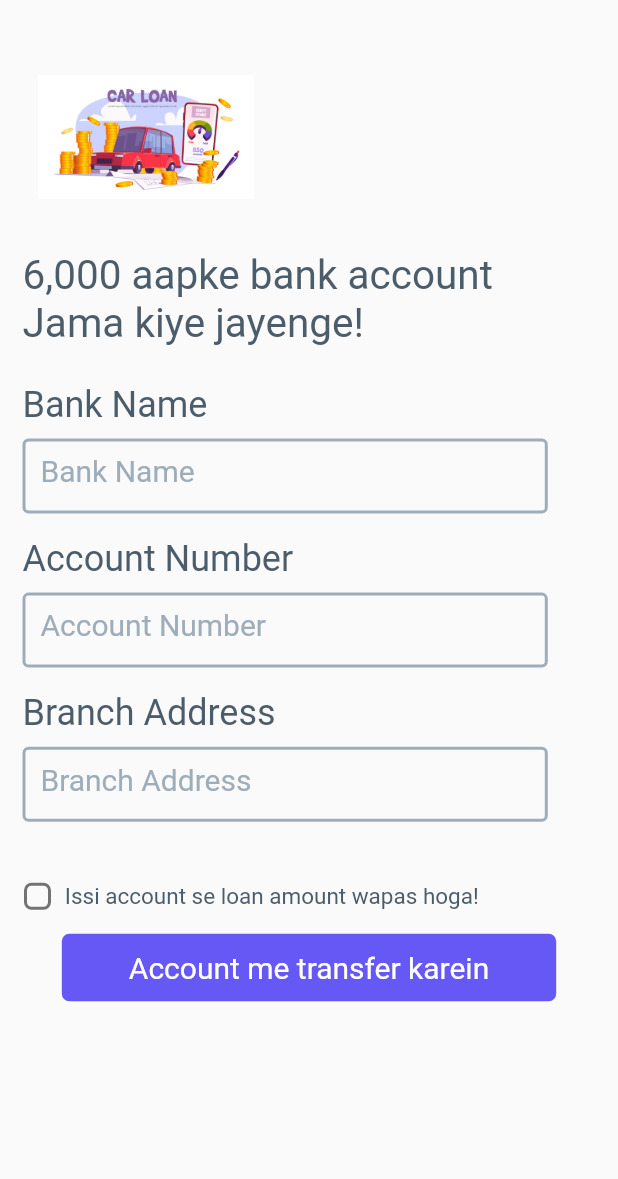
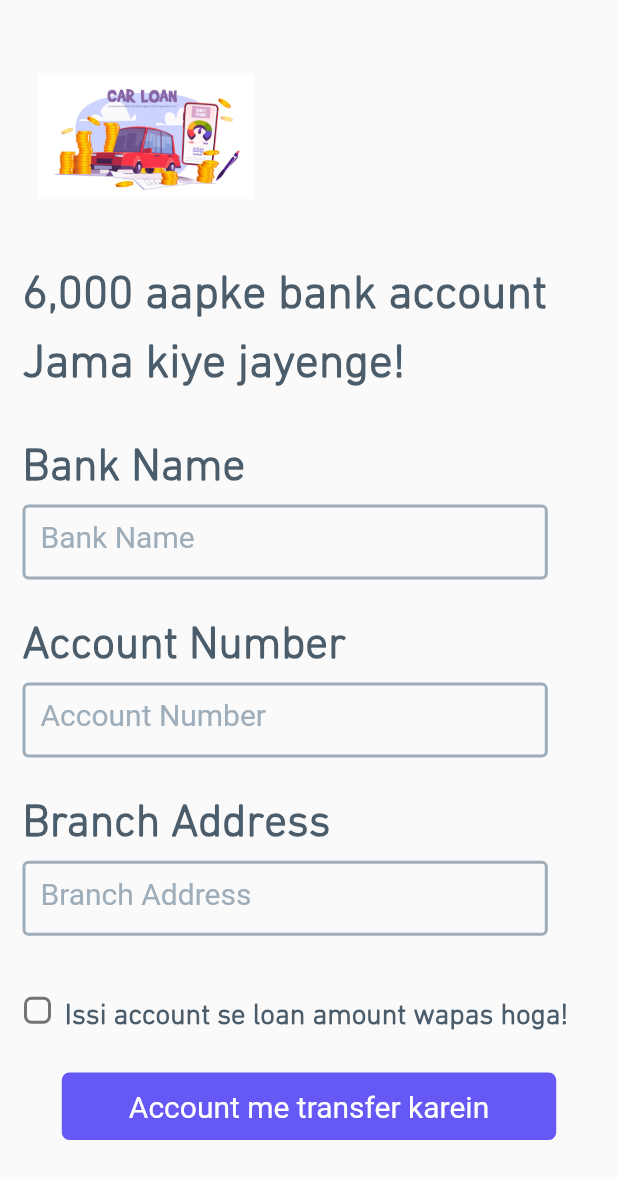
Before and after one commit to AbikMathew/LoanForBai_mockup, a Flutter app: the BankDetails screen opened directly, on a phone screen of 412 x 824 dp. Shown: the top 1179 px of the screen. Run offline on Flutter 3.47's test engine with Material 2 defaults, Android fonts, the light colour scheme and no system bars; our stand-ins replace font_awesome_flutter, get, lottie, pinput, sizer.

Commit message:
final fixes

```diff
--- a/lib/view/pages/bank_details/bank_details.dart
+++ b/lib/view/pages/bank_details/bank_details.dart
@@ -33,24 +33,24 @@ class _BankDetailsState extends State<BankDetails> {
               const ImgWidget(),
               const Heading(
                 text: '6,000 aapke bank account Jama kiye jayenge!',
-                fontSize: 27,
+                fontSize: 23,
               ),
               kHeight3,
-              const Heading(text: 'Bank Name', fontSize: 24),
+              const Heading(text: 'Bank Name', fontSize: 22),
               kHeight1,
               CustomTextField(
                 onChanged: (vale) {},
                 hintText: 'Bank Name',
               ),
               kHeight2,
-              const Heading(text: 'Account Number', fontSize: 24),
+              const Heading(text: 'Account Number', fontSize: 22),
               kHeight1,
               CustomTextField(
                 onChanged: (vale) {},
                 hintText: 'Account Number',
               ),
               kHeight2,
-              const Heading(text: 'Branch Address', fontSize: 24),
+              const Heading(text: 'Branch Address', fontSize: 22),
               kHeight1,
               CustomTextField(
                 onChanged: (vale) {},
@@ -58,6 +58,7 @@ class _BankDetailsState extends State<BankDetails> {
               ),
               kHeight3,
               CustomCheckboxTile(),
+              kHeight2,
               Center(
                 child: CustomButton(
                   onTap: () => Get.to(const BankDetailsVerification(),
@@ -93,7 +94,7 @@ class _BankDetailsState extends State<BankDetails> {
         kWidth2,
         const SubHeading(
           text: 'Issi account se loan amount wapas hoga!',
-          fontSize: 15,
+          fontSize: 14,
         ),
       ],
     );
--- a/lib/view/pages/bank_details_verified/bank_details_verified.dart
+++ b/lib/view/pages/bank_details_verified/bank_details_verified.dart
@@ -4,7 +4,7 @@ import 'package:flutter/cupertino.dart';
 import 'package:flutter/material.dart';
 import 'package:get/get.dart';
 import 'package:loans_for_bai/view/pages/loan_amount_transferring/loan_amount_transferring.dart';
-import '../../widgets/CenterHeadingWithIcon.dart';
+import '../../widgets/center_heading_with_icon.dart';
 
 class BankDetailsVerified extends StatelessWidget {
   const BankDetailsVerified({Key? key}) : super(key: key);
--- a/lib/view/pages/employer_feedback_verification/employer_feedback_verification.dart
+++ b/lib/view/pages/employer_feedback_verification/employer_feedback_verification.dart
@@ -8,7 +8,7 @@ import 'package:loans_for_bai/constants/ui_constants.dart';
 import 'package:loans_for_bai/view/pages/credit_eligibility_approval/credit_eligibility_approval.dart';
 import 'package:lottie/lottie.dart';
 
-import '../../widgets/CenterHeadingWithIcon.dart';
+import '../../widgets/center_heading_with_icon.dart';
 import '../../widgets/image_widget.dart';
 import '../../widgets/text_widgets.dart';
 import '../login_screen/login_screen.dart';
--- a/lib/view/pages/home_screen/home_screen.dart
+++ b/lib/view/pages/home_screen/home_screen.dart
@@ -4,7 +4,7 @@ import 'package:loans_for_bai/constants/ui_constants.dart';
 import 'package:loans_for_bai/view/widgets/image_widget.dart';
 import 'package:loans_for_bai/view/widgets/text_widgets.dart';
 import 'package:sizer/sizer.dart';
-import '../../widgets/HomeScreenLoanContainer.dart';
+import '../../widgets/home_screen_loan_container.dart';
 
 class HomeScreen extends StatelessWidget {
   const HomeScreen({Key? key}) : super(key: key);
--- a/lib/view/pages/home_screen_loan_approved/home_screen_loan_approved.dart
+++ b/lib/view/pages/home_screen_loan_approved/home_screen_loan_approved.dart
@@ -4,7 +4,7 @@ import 'package:loans_for_bai/constants/ui_constants.dart';
 import 'package:loans_for_bai/view/widgets/image_widget.dart';
 import 'package:loans_for_bai/view/widgets/text_widgets.dart';
 import 'package:sizer/sizer.dart';
-import '../../widgets/HomeScreenLoanContainer.dart';
+import '../../widgets/home_screen_loan_container.dart';
 
 class HomeScreenLoanApproved extends StatelessWidget {
   const HomeScreenLoanApproved({Key? key, required this.showLoanDetailsColumn})
@@ -35,7 +35,7 @@ class HomeScreenLoanApproved extends StatelessWidget {
     return Container(
       padding: const EdgeInsets.all(15),
       width: 92.w,
-      height: 28.h,
+      height: 34.h,
       decoration: BoxDecoration(border: Border.all(color: kGreyBase, width: 2)),
       child: Row(
         children: [
--- a/lib/view/pages/loan_amount_finalisation/loan_amount_finalisation.dart
+++ b/lib/view/pages/loan_amount_finalisation/loan_amount_finalisation.dart
@@ -41,7 +41,7 @@ class _LoanAmountFinalisationState extends State<LoanAmountFinalisation> {
             LoanTimeSlider(),
             kHeight5,
             LoanDetailsColumn(),
-            kHeight10,
+            kHeight4,
             Center(
                 child: CustomButton(
               onTap: () => Get.to(const BankDetails(),
@@ -110,7 +110,7 @@ Container LoanDetailsColumn() {
   return Container(
     padding: const EdgeInsets.all(15),
     width: 92.w,
-    height: 18.h,
+    height: 22.h,
     decoration: BoxDecoration(border: Border.all(color: kGreyBase, width: 2)),
     child: Row(
       children: [
--- a/lib/view/pages/loan_amount_transferred/loan_amount_transferred.dart
+++ b/lib/view/pages/loan_amount_transferred/loan_amount_transferred.dart
@@ -3,7 +3,7 @@ import 'dart:async';
 import 'package:flutter/material.dart';
 import 'package:get/get.dart';
 import 'package:loans_for_bai/view/pages/navbar/navbar.dart';
-import '../../widgets/CenterHeadingWithIcon.dart';
+import '../../widgets/center_heading_with_icon.dart';
 import '../home_screen_loan_approved/home_screen_loan_approved.dart';
 
 class LoanAmountTransferred extends StatelessWidget {
--- a/lib/view/pages/loan_amount_transferring/loan_amount_transferring.dart
+++ b/lib/view/pages/loan_amount_transferring/loan_amount_transferring.dart
@@ -4,7 +4,7 @@ import 'package:flutter/material.dart';
 import 'package:get/get.dart';
 import 'package:loans_for_bai/view/pages/home_screen_loan_approved/home_screen_loan_approved.dart';
 import 'package:loans_for_bai/view/pages/loan_amount_transferred/loan_amount_transferred.dart';
-import '../../widgets/CenterHeadingWithIcon.dart';
+import '../../widgets/center_heading_with_icon.dart';
 
 class LoanAmountTransferring extends StatelessWidget {
   const LoanAmountTransferring({Key? key}) : super(key: key);
--- a/lib/view/widgets/HomeScreenLoanContainer.dart
+++ b/lib/view/widgets/home_screen_loan_container.dart
@@ -4,7 +4,6 @@ import 'package:loans_for_bai/view/pages/loan_amount_finalisation/loan_amount_fi
 import 'package:loans_for_bai/view/widgets/custom_button.dart';
 import 'package:loans_for_bai/view/widgets/text_widgets.dart';
 import 'package:sizer/sizer.dart';
-
 import '../../constants/color_constants.dart';
 import '../../constants/ui_constants.dart';
 
@@ -18,7 +17,7 @@ class HomeScreenLoanContainer extends StatelessWidget {
     return Container(
         padding: const EdgeInsets.all(15),
         width: 92.w,
-        height: 20.h,
+        height: 26.h,
         decoration:
             BoxDecoration(border: Border.all(color: kGreyBase, width: 2)),
         child: Column(
@@ -27,7 +26,7 @@ class HomeScreenLoanContainer extends StatelessWidget {
             const SubHeading(
               text:
                   'Paayein 12,000 tak ka loan, 6 mahine\nke liye, sirf 12% ke bayaaz darr par!',
-              fontSize: 17,
+              fontSize: 16,
             ),
             kHeight4,
             CustomButton(
--- a/lib/view/widgets/text_widgets.dart
+++ b/lib/view/widgets/text_widgets.dart
@@ -1,4 +1,5 @@
 import 'package:flutter/material.dart';
+import 'package:sizer/sizer.dart';
 
 import '../../constants/color_constants.dart';
 
@@ -17,14 +18,18 @@ class Heading extends StatelessWidget {
     return Text(
       text,
       textAlign: textAlignment,
-      style: TextStyle(fontSize: fontSize, color: kBlackBase),
+      style: TextStyle(
+          fontSize: fontSize.sp,
+          color: kBlackBase,
+          fontFamily: 'ArabicFont',
+          fontWeight: FontWeight.bold),
     );
   }
 }
 
 class SubHeading extends StatelessWidget {
   const SubHeading(
-      {Key? key, required this.text, this.fontSize = 19, this.leftPadding = 0})
+      {Key? key, required this.text, this.fontSize = 18, this.leftPadding = 0})
       : super(key: key);
   final String text;
   final double fontSize;
@@ -36,7 +41,11 @@ class SubHeading extends StatelessWidget {
       padding: EdgeInsets.only(left: leftPadding),
       child: Text(
         text,
-        style: TextStyle(fontSize: fontSize, color: kBlackBase),
+        style: TextStyle(
+            fontSize: fontSize.sp,
+            color: kBlackBase,
+            fontFamily: 'ArabicFont',
+            fontWeight: FontWeight.bold),
       ),
     );
   }
@@ -50,7 +59,11 @@ class LightHintText extends StatelessWidget {
   Widget build(BuildContext context) {
     return Text(
       text,
-      style: const TextStyle(fontSize: 17, color: Colors.grey),
+      style: TextStyle(
+          fontSize: 17.sp,
+          color: Colors.grey,
+          fontFamily: 'ArabicFont',
+          fontWeight: FontWeight.bold),
     );
   }
 }
```
Also changed, not shown: lib/main.dart (+2 -6 lines), pubspec.yaml (+4 -4 lines), assest/font/DIN Next LT Arabic Light.ttf (added), lib/view/widgets/center_heading_with_icon.dart (renamed from lib/view/widgets/CenterHeadingWithIcon.dart).
